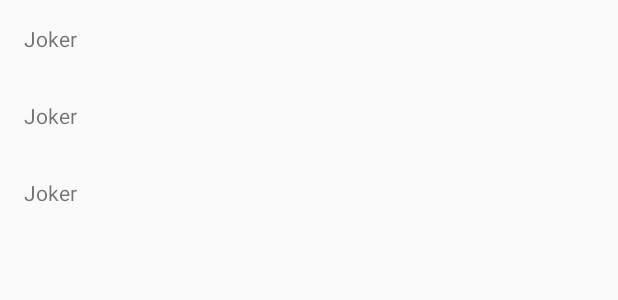
After one commit to BenGoBlue05/ScreenKing-Android, an Android app: the layout home_fragment.xml on its own in the app's theme, with its tools: preview values and no code run, on a phone screen of 412 x 824 dp. The commit adds this screen. Shown: the top 300 px of the screen. Run offline under Robolectric (Android 15) with nearby library versions, the phone set to English and light mode, and no system bars; network calls fail.

Commit message:
add movie list

```diff
--- a/app/src/main/java/com/example/screenking/api/responses/MoviesResponse.kt
+++ b/app/src/main/java/com/example/screenking/api/responses/MoviesResponse.kt
@@ -9,6 +9,7 @@ data class MoviesResponse(
     val results: List<Model>
 ) {
     data class Model(
+        val id: Int,
         val title: String,
         @SerializedName("release_date") val releaseDate: String,
         val overview: String,
--- a/app/src/main/java/com/example/screenking/vo/MovieSummary.kt
+++ b/app/src/main/java/com/example/screenking/vo/MovieSummary.kt
@@ -3,6 +3,7 @@ package com.example.screenking.vo
 import com.example.screenking.api.responses.MoviesResponse
 
 data class MovieSummary(
+    val id: Int,
     val title: String,
     val releaseDate: String,
     val overview: String,
@@ -14,6 +15,7 @@ data class MovieSummary(
         fun create(responseModel: MoviesResponse.Model) =
             responseModel.run {
                 MovieSummary(
+                    id = id,
                     title = title,
                     releaseDate = releaseDate,
                     overview = overview,
--- a/app/src/main/res/layout/activity_main.xml
+++ b/app/src/main/res/layout/activity_main.xml
@@ -3,8 +3,7 @@
     xmlns:app="http://schemas.android.com/apk/res-auto"
     android:id="@+id/container"
     android:layout_width="match_parent"
-    android:layout_height="match_parent"
-    android:paddingTop="?attr/actionBarSize">
+    android:layout_height="match_parent">
 
     <com.google.android.material.bottomnavigation.BottomNavigationView
         android:id="@+id/nav_view"
--- /dev/null
+++ b/app/src/main/res/layout/home_fragment.xml
@@ -0,0 +1,20 @@
+<?xml version="1.0" encoding="utf-8"?>
+<androidx.constraintlayout.widget.ConstraintLayout xmlns:android="http://schemas.android.com/apk/res/android"
+    xmlns:app="http://schemas.android.com/apk/res-auto"
+    xmlns:tools="http://schemas.android.com/tools"
+    android:layout_width="match_parent"
+    android:layout_height="match_parent">
+
+
+    <androidx.recyclerview.widget.RecyclerView
+        android:id="@+id/moviesRV"
+        android:layout_width="0dp"
+        android:layout_height="0dp"
+        app:layoutManager="androidx.recyclerview.widget.LinearLayoutManager"
+        app:layout_constraintBottom_toBottomOf="parent"
+        app:layout_constraintEnd_toEndOf="parent"
+        app:layout_constraintHorizontal_bias="0.5"
+        app:layout_constraintStart_toStartOf="parent"
+        app:layout_constraintTop_toTopOf="parent"
+        tools:listitem="@layout/movie_item" />
+</androidx.constraintlayout.widget.ConstraintLayout>
--- /dev/null
+++ b/app/src/main/res/layout/movie_item.xml
@@ -0,0 +1,35 @@
+<?xml version="1.0" encoding="utf-8"?>
+<layout xmlns:android="http://schemas.android.com/apk/res/android"
+    xmlns:app="http://schemas.android.com/apk/res-auto"
+    xmlns:tools="http://schemas.android.com/tools">
+
+    <data>
+
+        <variable
+            name="movie"
+            type="com.example.screenking.vo.MovieSummary" />
+
+        <variable
+            name="listener"
+            type="com.example.screenking.ui.home.MovieSelectedListener" />
+    </data>
+
+    <androidx.constraintlayout.widget.ConstraintLayout
+        android:layout_width="match_parent"
+        android:layout_height="wrap_content">
+
+        <TextView
+            android:id="@+id/textView"
+            android:layout_width="0dp"
+            android:layout_height="wrap_content"
+            android:onClick="@{() -> listener.onMovieSelected(movie)}"
+            android:padding="16dp"
+            android:text="@{movie.title}"
+            app:layout_constraintBottom_toBottomOf="parent"
+            app:layout_constraintEnd_toEndOf="parent"
+            app:layout_constraintHorizontal_bias="0.5"
+            app:layout_constraintStart_toStartOf="parent"
+            app:layout_constraintTop_toTopOf="parent"
+            tools:text="Joker" />
+    </androidx.constraintlayout.widget.ConstraintLayout>
+</layout>
--- a/app/src/main/res/navigation/mobile_navigation.xml
+++ b/app/src/main/res/navigation/mobile_navigation.xml
@@ -9,7 +9,7 @@
         android:id="@+id/navigation_home"
         android:name="com.example.screenking.ui.home.HomeFragment"
         android:label="@string/title_home"
-        tools:layout="@layout/fragment_home" />
+        tools:layout="@layout/home_fragment" />
 
     <fragment
         android:id="@+id/navigation_dashboard"
```
Also changed, not shown: app/src/main/java/com/example/screenking/ui/home/HomeFragment.kt (+17 -20 lines), app/src/main/java/com/example/screenking/ui/home/HomeViewModel.kt (+14 -5 lines), app/src/main/java/com/example/screenking/ui/home/MovieAdapter.kt (added, +41 -0 lines), app/src/main/res/layout/fragment_home.xml (deleted, +0 -19 lines).
